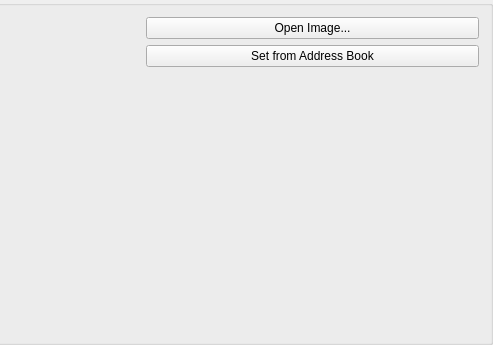
Qt form src/ui/encodedimagepicker.ui (KDE/kmail) before a commit; both pictures show x 261 to 754 and y 0 to 345 of the 754 by 345 pixel window.
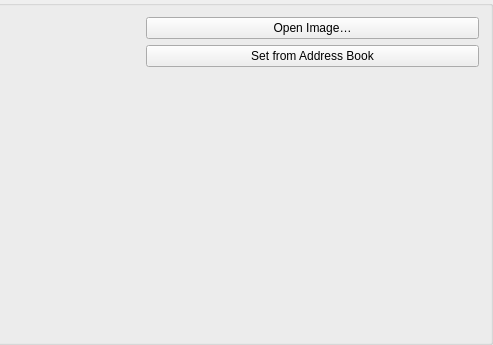
The same form after that commit. Custom widgets are drawn as their Qt base class.

```diff
--- a/src/ui/encodedimagepicker.ui
+++ b/src/ui/encodedimagepicker.ui
@@ -75,7 +75,7 @@
      <item>
       <widget class="QPushButton" name="openImageButton">
        <property name="text">
-        <string>Open Image...</string>
+        <string>Open Image…</string>
        </property>
       </widget>
      </item>
```
